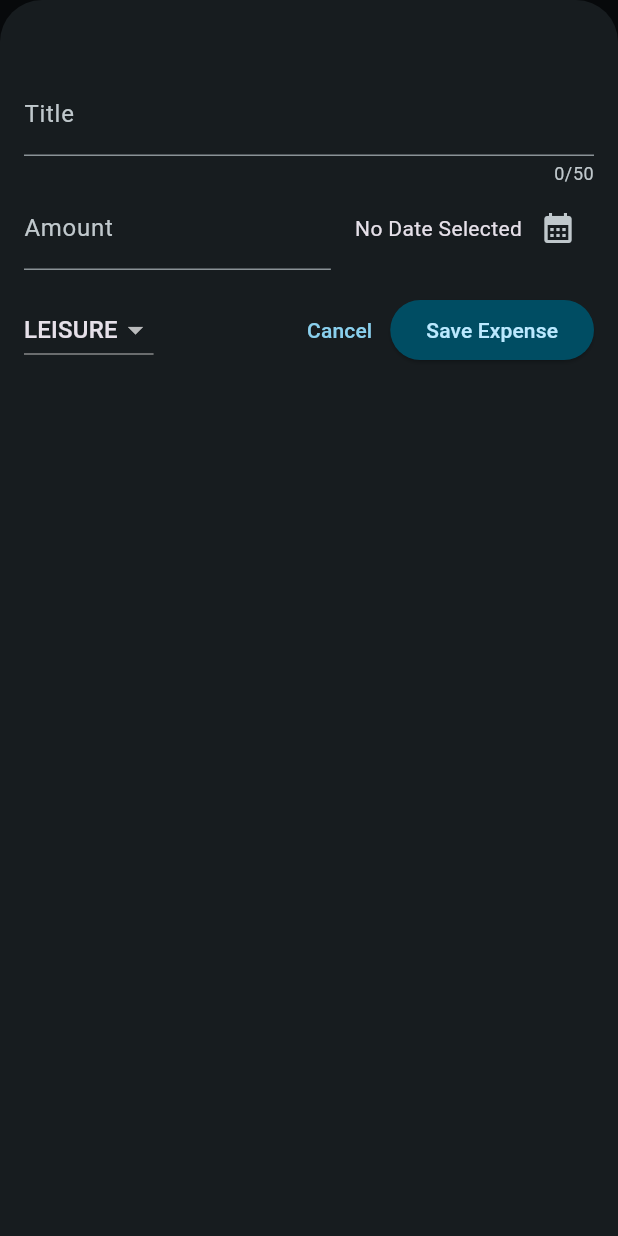
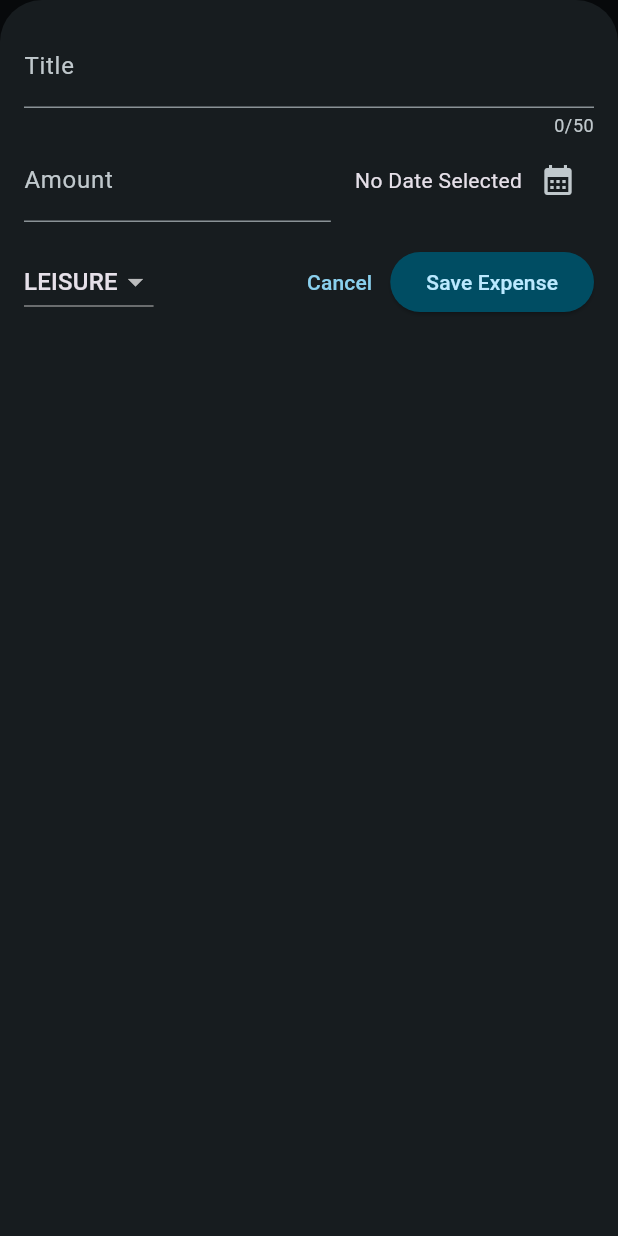
Before and after one commit to Rpratik13/Expense-Tracker, a Flutter app: the screen it shows after launch, after a tap on the "add" icon, on a phone screen of 412 x 824 dp. Run offline on Flutter 3.47's test engine with Material 3 defaults, Android fonts, the phone set to English and light mode, and no system bars.

Commit message:
Update app

```diff
--- a/lib/widgets/expenses.dart
+++ b/lib/widgets/expenses.dart
@@ -33,6 +33,7 @@ class _ExpensesState extends State<Expenses> {
 
   void _openAddExpenseOverlay() {
     showModalBottomSheet(
+      useSafeArea: true,
       isScrollControlled: true,
       context: context,
       builder: (ctx) => NewExpense(
@@ -76,6 +77,8 @@ class _ExpensesState extends State<Expenses> {
 
   @override
   Widget build(BuildContext context) {
+    final width = MediaQuery.of(context).size.width;
+
     Widget mainContent = const Center(
       child: Text('No expenses found.'),
     );
@@ -97,12 +100,23 @@ class _ExpensesState extends State<Expenses> {
           ),
         ],
       ),
-      body: Column(
-        children: [
-          Chart(expenses: _registeredExpenses),
-          Expanded(child: mainContent),
-        ],
-      ),
+      body: width < 600
+          ? Column(
+              children: [
+                Chart(expenses: _registeredExpenses),
+                Expanded(child: mainContent),
+              ],
+            )
+          : Row(
+              children: [
+                Expanded(
+                  child: Chart(
+                    expenses: _registeredExpenses,
+                  ),
+                ),
+                Expanded(child: mainContent),
+              ],
+            ),
     );
   }
 }
--- a/lib/widgets/new_expense.dart
+++ b/lib/widgets/new_expense.dart
@@ -87,10 +87,45 @@ class _NewExpenseState extends State<NewExpense> {
 
   @override
   Widget build(BuildContext context) {
-    return Padding(
-        padding: const EdgeInsets.fromLTRB(16, 48, 16, 16),
+    final keyboardSpace = MediaQuery.of(context).viewInsets.bottom;
+
+    return LayoutBuilder(builder: (ctx, constraints) {
+      final width = constraints.maxWidth;
+
+      return SizedBox(
+        height: double.infinity,
+        child: SingleChildScrollView(
+          child: Padding(
+            padding: EdgeInsets.fromLTRB(16, 16, 16, keyboardSpace + 16),
             child: Column(
               children: [
+                if (width >= 600)
+                  Row(
+                    crossAxisAlignment: CrossAxisAlignment.start,
+                    children: [
+                      Expanded(
+                        child: TextField(
+                          controller: _titleController,
+                          maxLength: 50,
+                          decoration: const InputDecoration(
+                            label: Text("Title"),
+                          ),
+                        ),
+                      ),
+                      const SizedBox(width: 16),
+                      Expanded(
+                        child: TextField(
+                          controller: _amountController,
+                          keyboardType: TextInputType.number,
+                          decoration: const InputDecoration(
+                            prefixText: "\$",
+                            label: Text("Amount"),
+                          ),
+                        ),
+                      ),
+                    ],
+                  )
+                else
                   TextField(
                     controller: _titleController,
                     maxLength: 50,
@@ -98,6 +133,48 @@ class _NewExpenseState extends State<NewExpense> {
                       label: Text("Title"),
                     ),
                   ),
+                if (width >= 600)
+                  Row(
+                    children: [
+                      DropdownButton(
+                        items: Category.values
+                            .map(
+                              (category) => DropdownMenuItem(
+                                value: category,
+                                child: Text(category.name.toUpperCase()),
+                              ),
+                            )
+                            .toList(),
+                        value: _selectedCategory,
+                        onChanged: (value) {
+                          if (value == null) {
+                            return;
+                          }
+
+                          setState(() {
+                            _selectedCategory = value;
+                          });
+                        },
+                      ),
+                      const SizedBox(width: 16),
+                      Row(
+                        mainAxisAlignment: MainAxisAlignment.end,
+                        crossAxisAlignment: CrossAxisAlignment.center,
+                        children: [
+                          Text(
+                            _selectedDate == null
+                                ? 'No Date Selected'
+                                : formatter.format(_selectedDate!),
+                          ),
+                          IconButton(
+                            onPressed: _presentDatePicker,
+                            icon: const Icon(Icons.calendar_month),
+                          )
+                        ],
+                      ),
+                    ],
+                  )
+                else
                   Row(
                     children: [
                       Expanded(
@@ -133,6 +210,23 @@ class _NewExpenseState extends State<NewExpense> {
                 const SizedBox(
                   height: 16,
                 ),
+                if (width >= 600)
+                  Row(
+                    children: [
+                      const Spacer(),
+                      TextButton(
+                        onPressed: () {
+                          Navigator.pop(context);
+                        },
+                        child: const Text('Cancel'),
+                      ),
+                      ElevatedButton(
+                        onPressed: _submitExpenseData,
+                        child: const Text('Save Expense'),
+                      )
+                    ],
+                  )
+                else
                   Row(
                     children: [
                       DropdownButton(
@@ -169,6 +263,10 @@ class _NewExpenseState extends State<NewExpense> {
                     ],
                   )
               ],
-        ));
+            ),
+          ),
+        ),
+      );
+    });
   }
 }
```
Also changed, not shown: lib/main.dart (+8 -0 lines). Lines whose indentation alone changed are shown as unchanged.
